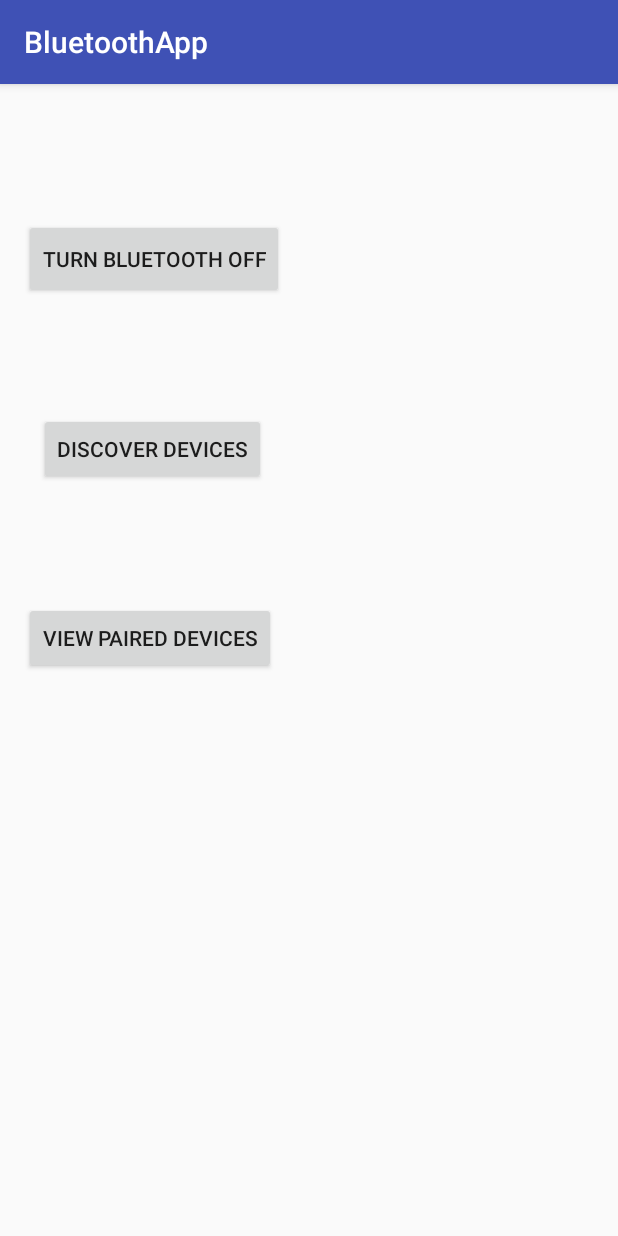
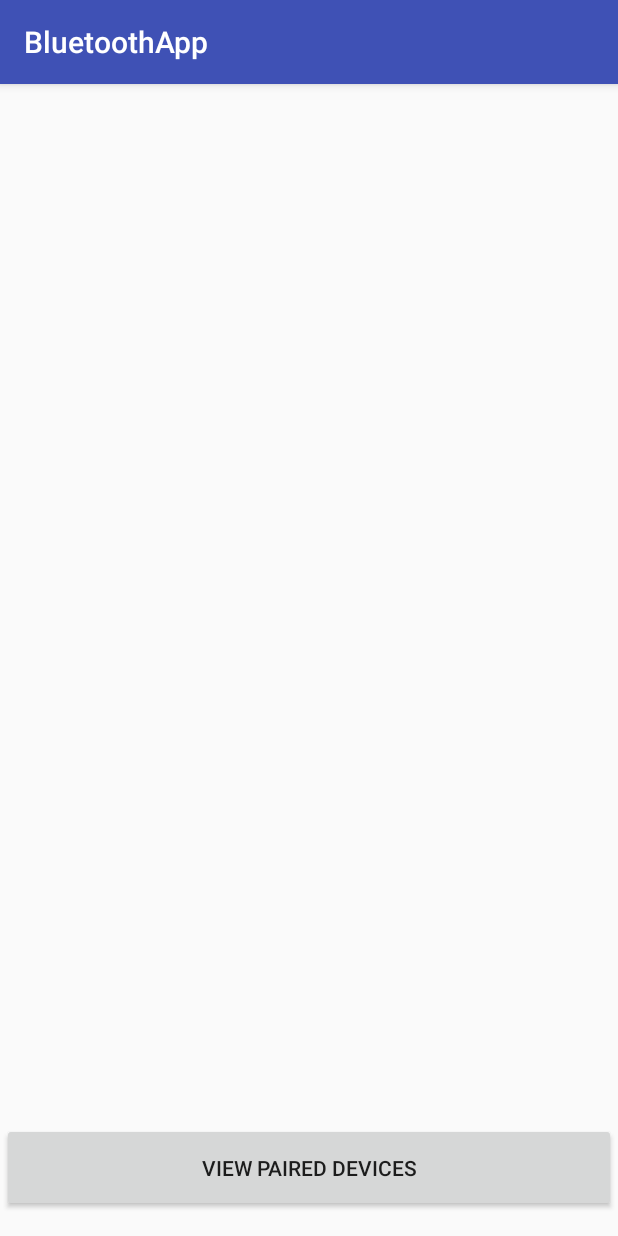
Before and after one commit to alexhor22/puliProject, an Android app: the screen it shows after launch (MainActivity), after a tap on "VIEW PAIRED DEVICES", on a phone screen of 412 x 824 dp. Run offline under Robolectric (Android 15) with nearby library versions, the phone set to English and light mode, and no system bars.

Commit message:
Bluetooth app v2

```diff
--- a/BluetoothApp/app/src/main/java/com/example/caceres95/bluetoothapp/MainActivity.java
+++ b/BluetoothApp/app/src/main/java/com/example/caceres95/bluetoothapp/MainActivity.java
@@ -1,54 +1,82 @@
 package com.example.caceres95.bluetoothapp;
 
-import android.bluetooth.BluetoothAdapter;
-import android.bluetooth.BluetoothDevice;
 import android.content.Intent;
 import android.support.v7.app.AppCompatActivity;
 import android.os.Bundle;
+import android.view.Menu;
+import android.view.MenuItem;
 import android.view.View;
 import android.widget.AdapterView;
 import android.widget.ArrayAdapter;
+import android.widget.Button;
 import android.widget.ListView;
+import android.bluetooth.BluetoothAdapter;
+import android.bluetooth.BluetoothDevice;
+import android.widget.TextView;
 import android.widget.Toast;
-import android.widget.TextView;
-
 
 import java.util.ArrayList;
 import java.util.Set;
 
 
-public class MainActivity extends AppCompatActivity {
-
-    private BluetoothAdapter BA = null;
+public class MainActivity extends AppCompatActivity
+{
+    //widgets
+    Button btnPaired;
+    ListView devicelist;
+    //Bluetooth
+    private BluetoothAdapter myBluetooth = null;
+    private Set<BluetoothDevice> pairedDevices;
     public static String EXTRA_ADDRESS = "device_address";
 
-    public void turnBluetoothOff (View view) {
-        BA.disable();
+    @Override
+    protected void onCreate(Bundle savedInstanceState)
+    {
+        super.onCreate(savedInstanceState);
+        setContentView(R.layout.activity_main);
 
-        if(BA.isEnabled()){
-            Toast.makeText(getApplicationContext(), "Bluetooth could not be disabled", Toast.LENGTH_LONG).show();
-        } else {
-            Toast.makeText(getApplicationContext(), "Bluetooth is off", Toast.LENGTH_LONG).show();
+        //Calling widgets
+        btnPaired = (Button)findViewById(R.id.viewPairedDevices);
+        devicelist = (ListView)findViewById(R.id.pairedDevicesListView);
+
+        //if the device has bluetooth
+        myBluetooth = BluetoothAdapter.getDefaultAdapter();
+
+        if(myBluetooth == null)
+        {
+            //Show a mensag. that the device has no bluetooth adapter
+            Toast.makeText(getApplicationContext(), "Bluetooth Device Not Available", Toast.LENGTH_LONG).show();
+
+            //finish apk
+            finish();
         }
-    }
+        else if(!myBluetooth.isEnabled())
+        {
+            //Ask to the user turn the bluetooth on
+            Intent turnBTon = new Intent(BluetoothAdapter.ACTION_REQUEST_ENABLE);
+            startActivityForResult(turnBTon,1);
+        }
 
-    public void findDiscoverableDevices (View view) {
-        Intent i = new Intent(BluetoothAdapter.ACTION_REQUEST_DISCOVERABLE);
-        startActivity(i);
+        btnPaired.setOnClickListener(new View.OnClickListener() {
+            @Override
+            public void onClick(View v)
+            {
+                pairedDevicesList();
+            }
+        });
 
     }
 
-    public void viewPairedDevices (View view) {
-        Set<BluetoothDevice> pairedDevices = BA.getBondedDevices();
-        ListView pairedDevicesListView = (ListView) findViewById(R.id.pairedDevicesListView);
-        ArrayList pairedDevicesArrayList = new ArrayList();
+    private void pairedDevicesList()
+    {
+        pairedDevices = myBluetooth.getBondedDevices();
+        ArrayList list = new ArrayList();
 
-        if(pairedDevices.size() > 0)
+        if (pairedDevices.size()>0)
         {
-            for (BluetoothDevice bluetoothDevice : pairedDevices) {
-
-                pairedDevicesArrayList.add(bluetoothDevice.getName() + "\n" + bluetoothDevice.getAddress());
-
+            for(BluetoothDevice bt : pairedDevices)
+            {
+                list.add(bt.getName() + "\n" + bt.getAddress()); //Get the device's name and the address
             }
         }
         else
@@ -56,47 +84,27 @@ public class MainActivity extends AppCompatActivity {
             Toast.makeText(getApplicationContext(), "No Paired Bluetooth Devices Found.", Toast.LENGTH_LONG).show();
         }
 
-
-        final ArrayAdapter arrayAdapter = new ArrayAdapter(this, android.R.layout.simple_list_item_1, pairedDevicesArrayList);
-
-        pairedDevicesListView.setAdapter(arrayAdapter);
-        pairedDevicesListView.setOnItemClickListener(myListClickListener);
+        final ArrayAdapter adapter = new ArrayAdapter(this,android.R.layout.simple_list_item_1, list);
+        devicelist.setAdapter(adapter);
+        devicelist.setOnItemClickListener(myListClickListener); //Method called when the device from the list is clicked
 
     }
 
-    private AdapterView.OnItemClickListener myListClickListener = new AdapterView.OnItemClickListener() {
-        public void onItemClick (AdapterView av, View v, int arg2, long arg3) {
+    private AdapterView.OnItemClickListener myListClickListener = new AdapterView.OnItemClickListener()
+    {
+        public void onItemClick (AdapterView<?> av, View v, int arg2, long arg3)
+        {
             // Get the device MAC address, the last 17 chars in the View
             String info = ((TextView) v).getText().toString();
             String address = info.substring(info.length() - 17);
+
             // Make an intent to start next activity.
             Intent i = new Intent(MainActivity.this, ledControl.class);
+
             //Change the activity.
             i.putExtra(EXTRA_ADDRESS, address); //this will be received at ledControl (class) Activity
             startActivity(i);
         }
     };
 
-
-    @Override
-    protected void onCreate(Bundle savedInstanceState) {
-        super.onCreate(savedInstanceState);
-        setContentView(R.layout.activity_main);
-
-        BA = BluetoothAdapter.getDefaultAdapter();
-        if(BA.isEnabled()) {
-
-            Toast.makeText(getApplicationContext(), "Bluetooth is on", Toast.LENGTH_LONG).show();
-
-        } else {
-
-            Intent i = new Intent(BluetoothAdapter.ACTION_REQUEST_ENABLE);
-
-            if(BA.isEnabled()) {
-
-                Toast.makeText(getApplicationContext(), "Bluetooth turned on", Toast.LENGTH_LONG).show();
-
-            }
-        }
-    }
 }
--- a/BluetoothApp/app/src/main/res/layout/activity_led_control.xml
+++ b/BluetoothApp/app/src/main/res/layout/activity_led_control.xml
@@ -17,7 +17,8 @@
         app:layout_constraintBottom_toTopOf="@+id/btnOff"
         app:layout_constraintEnd_toEndOf="@+id/btnDis"
         app:layout_constraintStart_toStartOf="@+id/btnDis"
-        app:layout_constraintTop_toTopOf="parent" />
+        app:layout_constraintTop_toTopOf="parent"
+        app:layout_constraintVertical_chainStyle="spread" />
 
     <Button
         android:id="@+id/btnOff"
@@ -59,6 +60,8 @@
         android:layout_height="25dp"
         android:layout_marginBottom="46dp"
         android:layout_marginStart="4dp"
+        android:max="255"
+        android:min="0"
         app:layout_constraintBottom_toBottomOf="parent"
         app:layout_constraintEnd_toEndOf="parent"
         app:layout_constraintStart_toStartOf="@+id/lumn"
--- a/BluetoothApp/app/src/main/res/layout/activity_main.xml
+++ b/BluetoothApp/app/src/main/res/layout/activity_main.xml
@@ -4,52 +4,33 @@
     xmlns:tools="http://schemas.android.com/tools"
     android:layout_width="match_parent"
     android:layout_height="match_parent"
-    tools:context="com.example.caceres95.bluetoothapp.MainActivity">
-
-    <Button
-        android:id="@+id/buttonOff"
-        android:layout_width="wrap_content"
-        android:layout_height="53dp"
-        android:layout_marginBottom="11dp"
-        android:layout_marginStart="16dp"
-        android:layout_marginTop="26dp"
-        android:onClick="turnBluetoothOff"
-        android:text="Turn Bluetooth Off"
-        app:layout_constraintBottom_toTopOf="@+id/findDiscoverableDevices"
-        app:layout_constraintStart_toStartOf="parent"
-        app:layout_constraintTop_toTopOf="parent" />
-
-    <Button
-        android:id="@+id/findDiscoverableDevices"
-        android:layout_width="wrap_content"
-        android:layout_height="wrap_content"
-        android:layout_marginBottom="14dp"
-        android:layout_marginStart="10dp"
-        android:onClick="findDiscoverableDevices"
-        android:text="Discover Devices"
-        app:layout_constraintBottom_toTopOf="@+id/viewPairedDevices"
-        app:layout_constraintStart_toStartOf="@+id/buttonOff"
-        app:layout_constraintTop_toBottomOf="@+id/buttonOff" />
+    tools:context="com.example.caceres95.bluetoothapp.MainActivity"
+    tools:layout_editor_absoluteY="81dp">
 
     <Button
         android:id="@+id/viewPairedDevices"
-        android:layout_width="wrap_content"
-        android:layout_height="wrap_content"
-        android:layout_marginBottom="8dp"
-        android:layout_marginStart="16dp"
+        android:layout_width="0dp"
+        android:layout_height="59dp"
+        android:layout_marginBottom="16dp"
+        android:layout_marginEnd="1dp"
+        android:layout_marginStart="1dp"
         android:onClick="viewPairedDevices"
         android:text="View Paired Devices"
-        app:layout_constraintBottom_toTopOf="@+id/pairedDevicesListView"
+        app:layout_constraintBottom_toBottomOf="parent"
+        app:layout_constraintEnd_toEndOf="parent"
         app:layout_constraintStart_toStartOf="parent"
-        app:layout_constraintTop_toBottomOf="@+id/findDiscoverableDevices" />
+        app:layout_constraintTop_toBottomOf="@+id/pairedDevicesListView" />
 
     <ListView
         android:id="@+id/pairedDevicesListView"
-        android:layout_width="368dp"
-        android:layout_height="230dp"
+        android:layout_width="0dp"
+        android:layout_height="0dp"
         android:layout_marginBottom="8dp"
-        android:layout_marginStart="8dp"
-        app:layout_constraintBottom_toBottomOf="parent"
+        android:layout_marginEnd="7dp"
+        android:layout_marginStart="7dp"
+        android:layout_marginTop="26dp"
+        app:layout_constraintBottom_toTopOf="@+id/viewPairedDevices"
+        app:layout_constraintEnd_toEndOf="parent"
         app:layout_constraintStart_toStartOf="parent"
-        app:layout_constraintTop_toBottomOf="@+id/viewPairedDevices" />
+        app:layout_constraintTop_toTopOf="parent" />
 </android.support.constraint.ConstraintLayout>
```
Also changed, not shown: BluetoothApp/app/src/main/java/com/example/caceres95/bluetoothapp/ledControl.java (+100 -83 lines), 1 other file.
